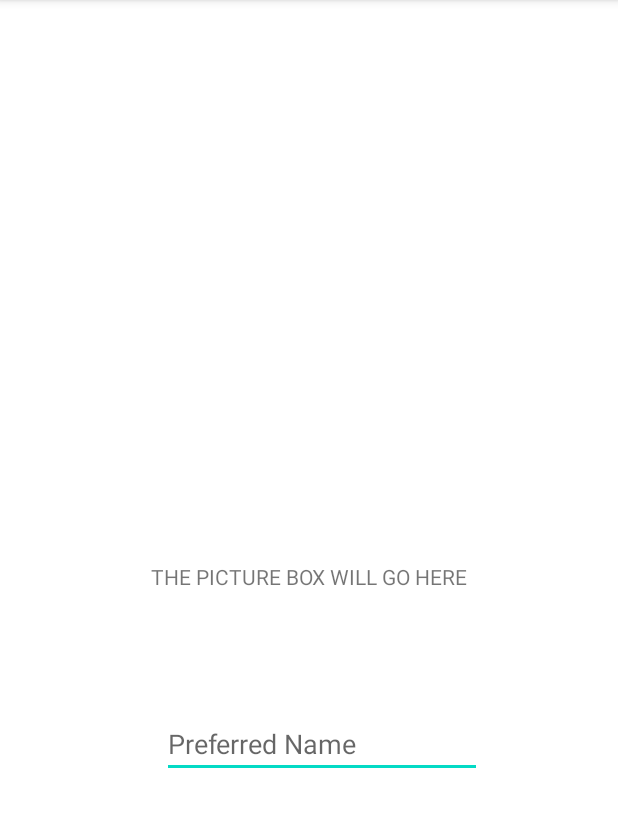
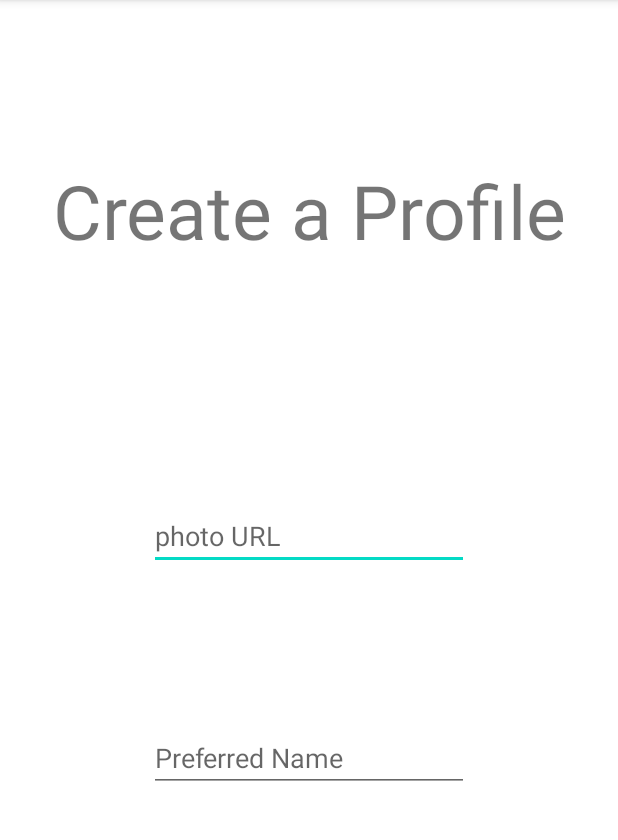
Before and after one commit to aybanerj/Birds-of-a-Feather, an Android app: the screen it shows after launch (MainActivity), on a phone screen of 412 x 824 dp, the part 84-924 px from its top. Run offline under Robolectric (Android 15) with nearby library versions, the phone set to English and light mode, and no system bars.

Commit message:
updated UI to be less barebones

```diff
--- a/app/src/main/res/layout/activity_main.xml
+++ b/app/src/main/res/layout/activity_main.xml
@@ -6,14 +6,31 @@
     android:layout_height="match_parent"
     tools:context=".MainActivity">
 
+
     <TextView
+        android:id="@+id/profileTitle"
         android:layout_width="wrap_content"
         android:layout_height="wrap_content"
-        android:text="THE PICTURE BOX WILL GO HERE"
+        android:text="Create a Profile"
+        android:textSize="50dp"
         app:layout_constraintBottom_toBottomOf="parent"
         app:layout_constraintLeft_toLeftOf="parent"
         app:layout_constraintRight_toRightOf="parent"
-        app:layout_constraintTop_toTopOf="parent" />
+        app:layout_constraintTop_toTopOf="parent"
+        app:layout_constraintVertical_bias="0.152" />
+
+    <EditText
+        android:id="@+id/photoField"
+        android:layout_width="wrap_content"
+        android:layout_height="wrap_content"
+        android:ems="10"
+        android:hint="photo URL"
+        android:inputType="textPersonName"
+        app:layout_constraintBottom_toBottomOf="parent"
+        app:layout_constraintLeft_toLeftOf="parent"
+        app:layout_constraintRight_toRightOf="parent"
+        app:layout_constraintTop_toBottomOf="@id/profileTitle"
+        app:layout_constraintVertical_bias="0.293" />
 
     <EditText
         android:id="@+id/nameField"
@@ -23,10 +40,10 @@
         android:hint="Preferred Name"
         android:inputType="textPersonName"
         app:layout_constraintBottom_toBottomOf="parent"
-        app:layout_constraintHorizontal_bias="0.542"
         app:layout_constraintLeft_toLeftOf="parent"
         app:layout_constraintRight_toRightOf="parent"
-        app:layout_constraintTop_toTopOf="parent"
-        app:layout_constraintVertical_bias="0.655" />
+        app:layout_constraintTop_toBottomOf="@id/photoField"
+        app:layout_constraintVertical_bias="0.299" />
+
 
 </androidx.constraintlayout.widget.ConstraintLayout>
```
